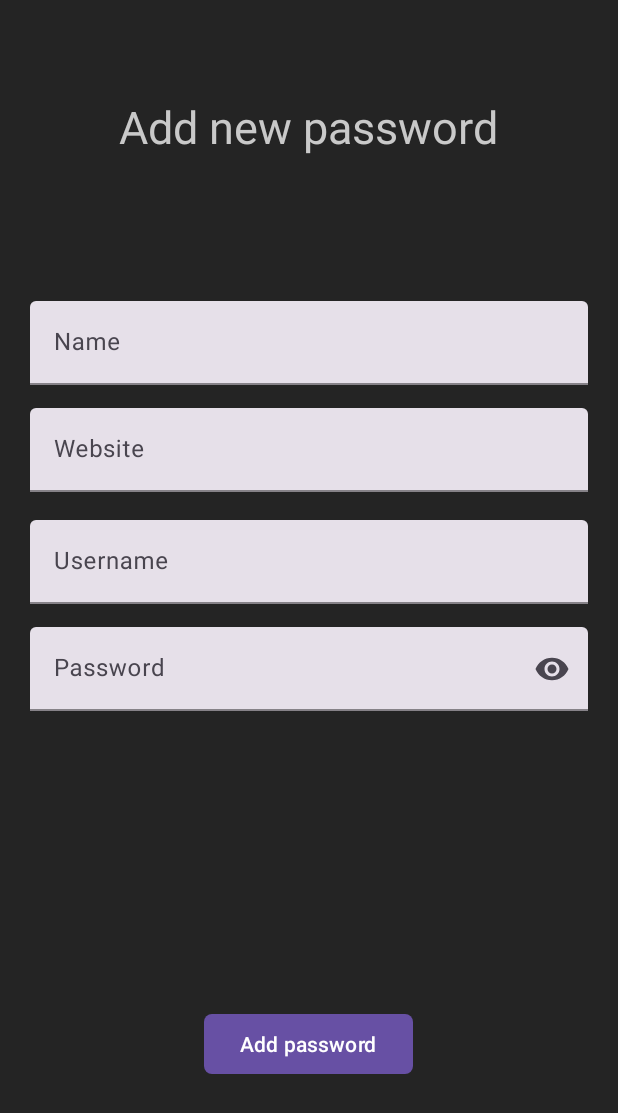
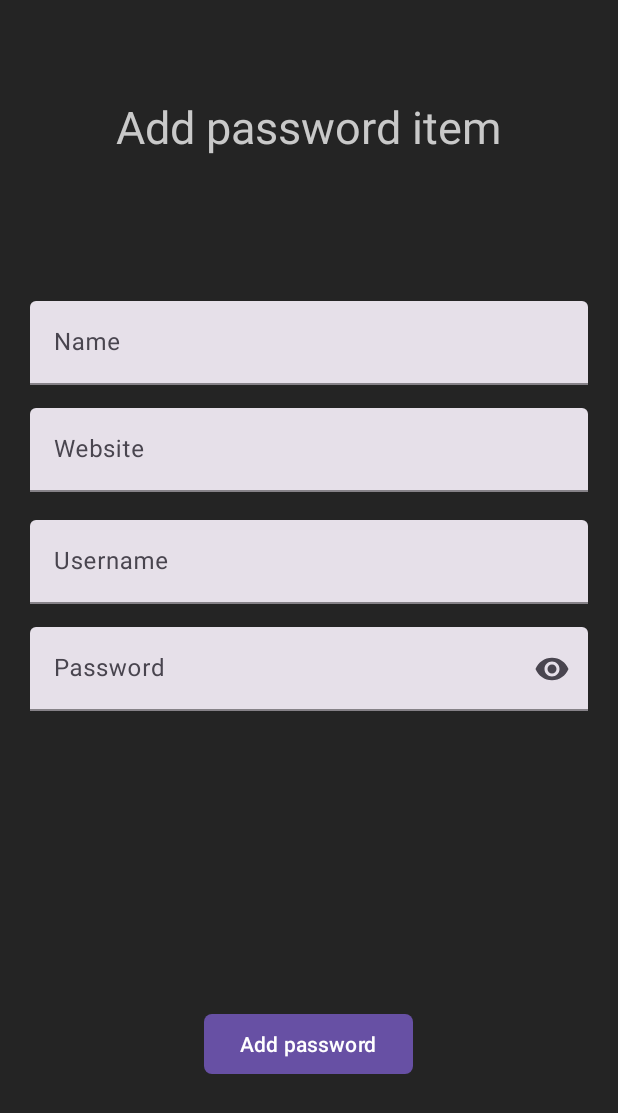
Before and after one commit to hypertensiune/Passknight, an Android app: the PasswordItemForm screen opened through its navigation route, on a phone screen of 412 x 824 dp. Shown: the top 1113 px of the screen. Run offline under Robolectric (Android 15) with nearby library versions, the phone set to English and light mode, and no system bars; our stand-ins replace Firebase (no records; nobody signed in at launch, a user with empty details on screens opened directly), data binding; 4 statements that could not run were skipped.

Commit message:
Password & note item editing

```diff
--- a/android/app/src/main/java/com/example/passknight/adapters/PasswordListAdapter.kt
+++ b/android/app/src/main/java/com/example/passknight/adapters/PasswordListAdapter.kt
@@ -10,7 +10,7 @@ import com.example.passknight.models.PasswordItem
 class PasswordListAdapter(
     context: Context,
     passwords: List<PasswordItem>?,
-    private val onItemClick: (Any) -> Unit
+    private val onItemClick: (PasswordItem) -> Unit
 ) : PkRecyclerViewAdapter<PasswordItem, PasswordListItemBinding>(context, passwords, onItemClick) {
 
     override fun onCreateViewHolder(
@@ -19,7 +19,7 @@ class PasswordListAdapter(
     ): ViewHolder<PasswordItem, PasswordListItemBinding> {
         binding = PasswordListItemBinding.inflate(LayoutInflater.from(parent.context), parent, false)
 
-        return ViewHolder(binding, onItemClick) { item, binding ->
+        return ViewHolder(binding) { item, binding ->
             binding.name = item.name
             binding.username = item.username
             binding.website = item.website
--- a/android/app/src/main/java/com/example/passknight/adapters/PkRecyclerViewAdapter.kt
+++ b/android/app/src/main/java/com/example/passknight/adapters/PkRecyclerViewAdapter.kt
@@ -11,14 +11,13 @@ import androidx.recyclerview.widget.RecyclerView
 abstract class PkRecyclerViewAdapter<T, V : ViewDataBinding>(
     context: Context,
     private val data: List<T>?,
-    private val onItemClick: (Any) -> Unit
+    private val onItemClick: (T) -> Unit
 ) : RecyclerView.Adapter<PkRecyclerViewAdapter.ViewHolder<T, V>>() {
 
     protected lateinit var binding: V
 
     class ViewHolder<T, V : ViewDataBinding>(
         private val binding: V,
-        private val onItemClick: (Any) -> Unit,
         private val _bind: (T, V) -> Unit
     ) : RecyclerView.ViewHolder(binding.root) {
         fun bind(element: T) = _bind(element, binding)
--- a/android/app/src/main/java/com/example/passknight/adapters/VaultListAdapter.kt
+++ b/android/app/src/main/java/com/example/passknight/adapters/VaultListAdapter.kt
@@ -18,8 +18,9 @@ class VaultListAdapter(
     ): ViewHolder<String, VaultListItemBinding> {
         binding = VaultListItemBinding.inflate(LayoutInflater.from(parent.context), parent, false)
 
-        return ViewHolder(binding, onItemClick) { element, binding ->
+        return ViewHolder(binding) { element, binding ->
             binding.vault = element
+
             binding.root.setOnClickListener {
                 onItemClick(element)
             }
--- a/android/app/src/main/java/com/example/passknight/fragments/TabNotes.kt
+++ b/android/app/src/main/java/com/example/passknight/fragments/TabNotes.kt
@@ -35,7 +35,7 @@ class TabNotes : Fragment() {
         viewModel.vault.observe(viewLifecycleOwner) {vault ->
             vault.notes.observe(viewLifecycleOwner) {notes ->
                 val adapter = NoteListAdapter(requireContext(), notes) {
-
+                    viewModel.openNoteItemForm(it)
                 }
                 binding.noteListRecyclerView.adapter = adapter
             }
--- a/android/app/src/main/java/com/example/passknight/fragments/TabPasswords.kt
+++ b/android/app/src/main/java/com/example/passknight/fragments/TabPasswords.kt
@@ -39,7 +39,7 @@ class TabPasswords : Fragment() {
             vault.passwords.observe(viewLifecycleOwner) {passwords ->
                 Log.d("Passknight", "Passwords observed")
                 val adapter = PasswordListAdapter(requireContext(), passwords) {
-
+                    viewModel.openPasswordItemForm(it)
                 }
                 binding.passwordListRecyclerView.adapter = adapter
             }
--- a/android/app/src/main/res/layout/fragment_password_item_form.xml
+++ b/android/app/src/main/res/layout/fragment_password_item_form.xml
@@ -5,6 +5,7 @@
 
     <data>
         <import type="android.view.View"/>
+        <import type="com.example.passknight.viewmodels.VaultViewModel"/>
         <variable
             name="viewModel"
             type="com.example.passknight.viewmodels.VaultViewModel" />
@@ -61,7 +62,7 @@
                 android:layout_width="wrap_content"
                 android:layout_height="wrap_content"
                 android:layout_marginTop="64dp"
-                android:text="Add new password"
+                android:text="@{viewModel.itemEditing ? `Edit password item` : `Add password item` }"
                 android:textColor="@color/ForegroundColor"
                 android:textSize="30sp"
                 app:layout_constraintEnd_toEndOf="parent"
@@ -170,10 +171,25 @@
             </com.google.android.material.textfield.TextInputLayout>
 
             <com.google.android.material.button.MaterialButton
+                android:visibility="@{viewModel.itemEditing ? View.VISIBLE : View.GONE}"
                 android:layout_width="wrap_content"
                 android:layout_height="wrap_content"
                 android:layout_marginTop="94dp"
-                android:onClick="@{viewModel::addNewPasswordItem}"
+                android:onClick="@{() -> viewModel.editItem(VaultViewModel.ITEM_PASSWORD)}"
+                android:text="Edit password"
+                app:cornerRadius="5dp"
+                app:layout_constraintBottom_toBottomOf="parent"
+                app:layout_constraintEnd_toEndOf="parent"
+                app:layout_constraintHorizontal_bias="0.498"
+                app:layout_constraintStart_toStartOf="parent"
+                app:layout_constraintTop_toBottomOf="@+id/textInputLayout5" />
+
+            <com.google.android.material.button.MaterialButton
+                android:visibility="@{viewModel.itemEditing ? View.GONE : View.VISIBLE}"
+                android:layout_width="wrap_content"
+                android:layout_height="wrap_content"
+                android:layout_marginTop="94dp"
+                android:onClick="@{() -> viewModel.addNewItem(VaultViewModel.ITEM_PASSWORD)}"
                 android:text="Add password"
                 app:cornerRadius="5dp"
                 app:layout_constraintBottom_toBottomOf="parent"
```
Also changed, not shown: android/app/src/main/java/com/example/passknight/adapters/NoteListAdapter.kt (+6 -2 lines), android/app/src/main/java/com/example/passknight/models/Vault.kt (+52 -2 lines), android/app/src/main/java/com/example/passknight/services/Firestore.kt (+23 -0 lines), android/app/src/main/java/com/example/passknight/viewmodels/VaultViewModel.kt (+80 -30 lines), android/app/src/main/res/layout/fragment_note_item_form.xml (+17 -1 lines).
